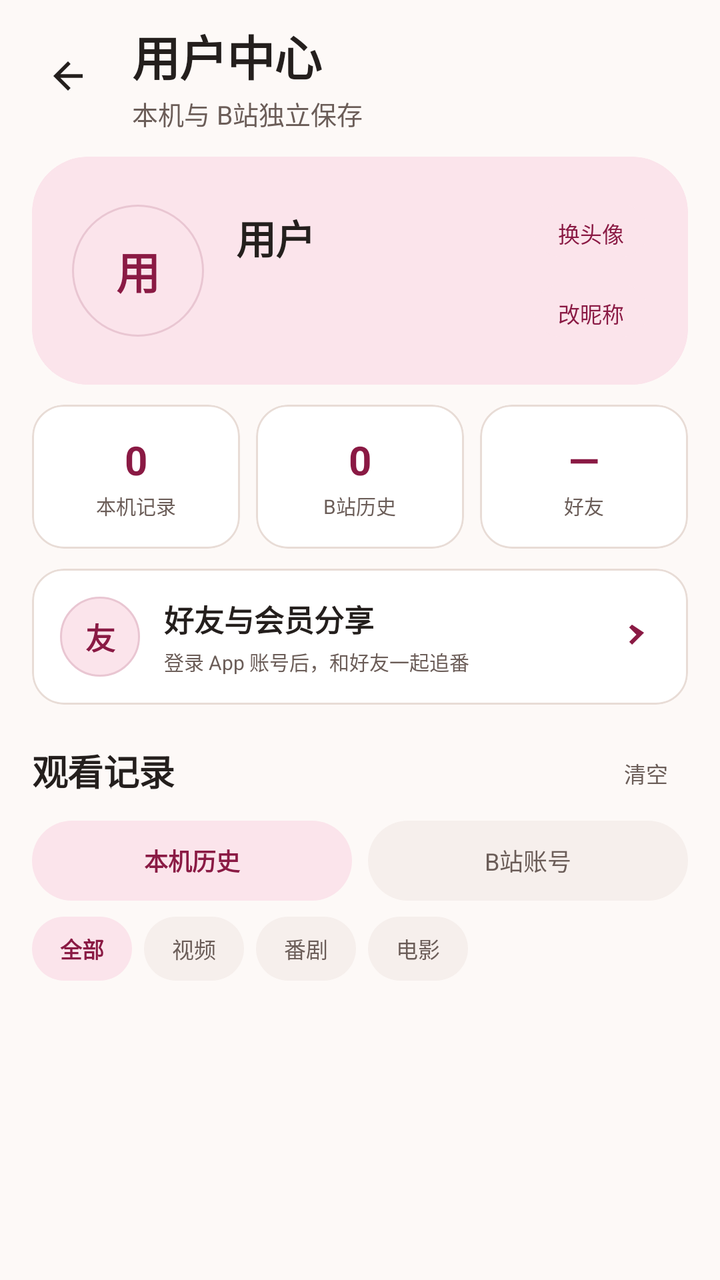
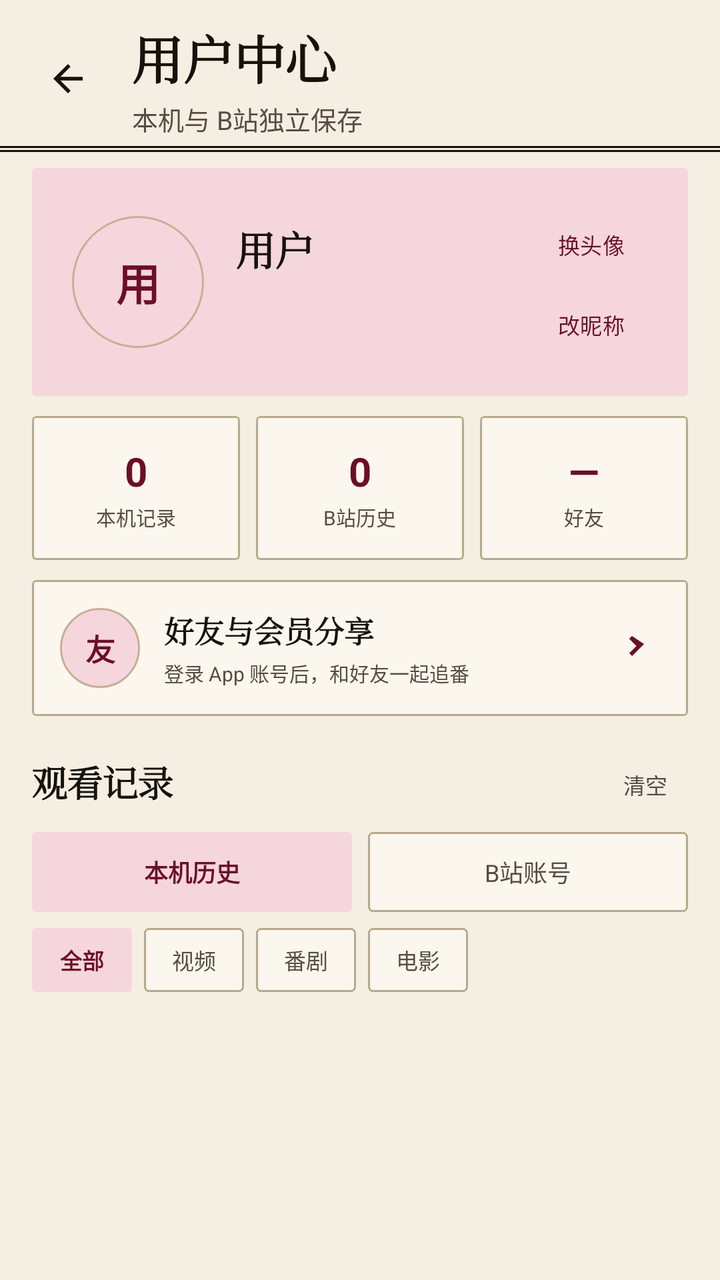

Two renders of the same Android screen: before a commit and after it. Below are the layout's source before the change and the commit's diff.
<!-- AndroidManifest.xml: application theme Theme.BiliDiy -->
<!-- res/layout/activity_user.xml -->
<?xml version="1.0" encoding="utf-8"?>
<LinearLayout xmlns:android="http://schemas.android.com/apk/res/android"
    xmlns:app="http://schemas.android.com/apk/res-auto"
    android:id="@+id/pageRoot"
    android:layout_width="match_parent"
    android:layout_height="match_parent"
    android:background="@color/bg"
    android:orientation="vertical">

    <LinearLayout
        android:layout_width="match_parent"
        android:layout_height="wrap_content"
        android:gravity="center_vertical"
        android:orientation="horizontal"
        android:paddingStart="10dp"
        android:paddingTop="10dp"
        android:paddingEnd="16dp"
        android:paddingBottom="4dp">

        <com.google.android.material.button.MaterialButton
            android:id="@+id/btnBack"
            style="@style/Widget.BiliDiy.IconButton.Ghost"
            android:layout_width="48dp"
            android:layout_height="48dp"
            android:contentDescription="返回"
            app:icon="@drawable/ic_arrow_back"
            app:iconSize="22dp" />

        <LinearLayout
            android:layout_width="0dp"
            android:layout_height="wrap_content"
            android:layout_marginStart="8dp"
            android:layout_weight="1"
            android:orientation="vertical">

            <TextView
                android:layout_width="wrap_content"
                android:layout_height="wrap_content"
                android:text="用户中心"
                android:textAppearance="@style/TextAppearance.BiliDiy.Headline" />

            <TextView
                android:layout_width="wrap_content"
                android:layout_height="wrap_content"
                android:layout_marginTop="2dp"
                android:text="本机与 B站独立保存"
                android:textAppearance="@style/TextAppearance.BiliDiy.BodySmall" />
        </LinearLayout>
    </LinearLayout>

    <LinearLayout
        android:id="@+id/content"
        android:layout_width="match_parent"
        android:layout_height="0dp"
        android:layout_weight="1"
        android:orientation="vertical"
        android:paddingStart="16dp"
        android:paddingTop="8dp"
        android:paddingEnd="16dp"
        android:paddingBottom="18dp">

        <com.google.android.material.card.MaterialCardView
            style="@style/Widget.BiliDiy.Card.Tonal"
            android:layout_width="match_parent"
            android:layout_height="wrap_content"
            app:cardCornerRadius="28dp">

            <LinearLayout
                android:layout_width="match_parent"
                android:layout_height="wrap_content"
                android:gravity="center_vertical"
                android:orientation="horizontal"
                android:padding="20dp">

                <FrameLayout
                    android:id="@+id/avatarBox"
                    android:layout_width="66dp"
                    android:layout_height="66dp">

                    <TextView
                        android:id="@+id/tvAvatar"
                        android:layout_width="match_parent"
                        android:layout_height="match_parent"
                        android:background="@drawable/bg_avatar_pink"
                        android:gravity="center"
                        android:text="用"
                        android:textColor="@color/pinkDeep"
                        android:textSize="22sp"
                        android:textStyle="bold" />

                    <ImageView
                        android:id="@+id/ivAvatar"
                        android:layout_width="match_parent"
                        android:layout_height="match_parent"
                        android:background="@drawable/bg_avatar_pink"
                        android:clipToOutline="true"
                        android:contentDescription="用户头像"
                        android:scaleType="centerCrop"
                        android:visibility="gone" />
                </FrameLayout>

                <LinearLayout
                    android:layout_width="0dp"
                    android:layout_height="wrap_content"
                    android:layout_marginStart="16dp"
                    android:layout_weight="1"
                    android:orientation="vertical">

                    <TextView
                        android:id="@+id/tvNickname"
                        android:layout_width="wrap_content"
                        android:layout_height="wrap_content"
                        android:text="用户"
                        android:textAppearance="@style/TextAppearance.BiliDiy.Headline"
                        android:textSize="20sp" />

                    <TextView
                        android:id="@+id/tvDevice"
                        android:layout_width="match_parent"
                        android:layout_height="wrap_content"
                        android:layout_marginTop="4dp"
                        android:ellipsize="middle"
                        android:maxLines="1"
                        android:textColor="@color/textSecondary"
                        android:textSize="10sp" />

                    <TextView
                        android:id="@+id/tvSync"
                        android:layout_width="wrap_content"
                        android:layout_height="wrap_content"
                        android:layout_marginTop="2dp"
                        android:textColor="@color/textSecondary"
                        android:textSize="10sp" />
                </LinearLayout>

                <LinearLayout
                    android:layout_width="wrap_content"
                    android:layout_height="wrap_content"
                    android:orientation="vertical">

                    <com.google.android.material.button.MaterialButton
                        android:id="@+id/btnAvatar"
                        style="@style/Widget.BiliDiy.Button.Tonal"
                        android:layout_width="wrap_content"
                        android:layout_height="34dp"
                        android:minWidth="0dp"
                        android:paddingStart="12dp"
                        android:paddingEnd="12dp"
                        android:text="换头像"
                        android:textSize="11sp" />

                    <com.google.android.material.button.MaterialButton
                        android:id="@+id/btnName"
                        style="@style/Widget.BiliDiy.Button.Tonal"
                        android:layout_width="wrap_content"
                        android:layout_height="34dp"
                        android:layout_marginTop="6dp"
                        android:minWidth="0dp"
                        android:paddingStart="12dp"
                        android:paddingEnd="12dp"
                        android:text="改昵称"
                        android:textSize="11sp" />
                </LinearLayout>
            </LinearLayout>
        </com.google.android.material.card.MaterialCardView>

        <LinearLayout
            android:layout_width="match_parent"
            android:layout_height="wrap_content"
            android:layout_marginTop="10dp"
            android:orientation="horizontal">

            <com.google.android.material.card.MaterialCardView
                style="@style/Widget.BiliDiy.Card"
                android:layout_width="0dp"
                android:layout_height="72dp"
                android:layout_weight="1"
                app:cardCornerRadius="16dp">

                <LinearLayout
                    android:layout_width="match_parent"
                    android:layout_height="match_parent"
                    android:gravity="center"
                    android:orientation="vertical">

                    <TextView
                        android:id="@+id/tvStatLocal"
                        android:layout_width="wrap_content"
                        android:layout_height="wrap_content"
                        android:text="0"
                        android:textColor="@color/pinkDeep"
                        android:textSize="20sp"
                        android:textStyle="bold" />

                    <TextView
                        android:layout_width="wrap_content"
                        android:layout_height="wrap_content"
                        android:layout_marginTop="2dp"
                        android:text="本机记录"
                        android:textColor="@color/textSecondary"
                        android:textSize="10sp" />
                </LinearLayout>
            </com.google.android.material.card.MaterialCardView>

            <com.google.android.material.card.MaterialCardView
                style="@style/Widget.BiliDiy.Card"
                android:layout_width="0dp"
                android:layout_height="72dp"
                android:layout_marginStart="8dp"
                android:layout_weight="1"
                app:cardCornerRadius="16dp">

                <LinearLayout
                    android:layout_width="match_parent"
                    android:layout_height="match_parent"
                    android:gravity="center"
                    android:orientation="vertical">

                    <TextView
                        android:id="@+id/tvStatBili"
                        android:layout_width="wrap_content"
                        android:layout_height="wrap_content"
                        android:text="0"
                        android:textColor="@color/pinkDeep"
                        android:textSize="20sp"
                        android:textStyle="bold" />

                    <TextView
                        android:layout_width="wrap_content"
                        android:layout_height="wrap_content"
                        android:layout_marginTop="2dp"
                        android:text="B站历史"
                        android:textColor="@color/textSecondary"
                        android:textSize="10sp" />
                </LinearLayout>
            </com.google.android.material.card.MaterialCardView>

            <com.google.android.material.card.MaterialCardView
                style="@style/Widget.BiliDiy.Card"
                android:layout_width="0dp"
                android:layout_height="72dp"
                android:layout_marginStart="8dp"
                android:layout_weight="1"
                app:cardCornerRadius="16dp">

                <LinearLayout
                    android:layout_width="match_parent"
                    android:layout_height="match_parent"
                    android:gravity="center"
                    android:orientation="vertical">

                    <TextView
                        android:id="@+id/tvStatFriend"
                        android:layout_width="wrap_content"
                        android:layout_height="wrap_content"
                        android:text="—"
                        android:textColor="@color/pinkDeep"
                        android:textSize="20sp"
                        android:textStyle="bold" />

                    <TextView
                        android:layout_width="wrap_content"
                        android:layout_height="wrap_content"
                        android:layout_marginTop="2dp"
                        android:text="好友"
                        android:textColor="@color/textSecondary"
                        android:textSize="10sp" />
                </LinearLayout>
            </com.google.android.material.card.MaterialCardView>
        </LinearLayout>

        <com.google.android.material.card.MaterialCardView
            android:id="@+id/tvSocialEntry"
            style="@style/Widget.BiliDiy.Card"
            android:layout_width="match_parent"
            android:layout_height="wrap_content"
            android:layout_marginTop="10dp"
            android:clickable="true"
            android:focusable="true"
            app:cardCornerRadius="16dp"
            app:rippleColor="@color/pinkLight">

            <LinearLayout
                android:layout_width="match_parent"
                android:layout_height="wrap_content"
                android:gravity="center_vertical"
                android:orientation="horizontal"
                android:padding="14dp">

                <TextView
                    android:layout_width="40dp"
                    android:layout_height="40dp"
                    android:background="@drawable/bg_avatar_pink"
                    android:gravity="center"
                    android:text="友"
                    android:textColor="@color/pinkDeep"
                    android:textSize="15sp"
                    android:textStyle="bold" />

                <LinearLayout
                    android:layout_width="0dp"
                    android:layout_height="wrap_content"
                    android:layout_marginStart="12dp"
                    android:layout_weight="1"
                    android:orientation="vertical">

                    <TextView
                        android:layout_width="wrap_content"
                        android:layout_height="wrap_content"
                        android:text="好友与会员分享"
                        android:textAppearance="@style/TextAppearance.BiliDiy.Title"
                        android:textSize="15sp" />

                    <TextView
                        android:id="@+id/tvSocialSub"
                        android:layout_width="match_parent"
                        android:layout_height="wrap_content"
                        android:layout_marginTop="3dp"
                        android:text="登录 App 账号后，和好友一起追番"
                        android:textColor="@color/textSecondary"
                        android:textSize="10sp" />
                </LinearLayout>

                <ImageView
                    android:layout_width="24dp"
                    android:layout_height="24dp"
                    android:contentDescription="@null"
                    android:src="@drawable/ic_chevron_right"
                    app:tint="@color/pinkDeep" />
            </LinearLayout>
        </com.google.android.material.card.MaterialCardView>

        <LinearLayout
            android:layout_width="match_parent"
            android:layout_height="wrap_content"
            android:layout_marginTop="16dp"
            android:gravity="center_vertical"
            android:orientation="horizontal">

            <TextView
                android:layout_width="wrap_content"
                android:layout_height="wrap_content"
                android:text="观看记录"
                android:textAppearance="@style/TextAppearance.BiliDiy.Headline"
                android:textSize="18sp" />

            <TextView
                android:id="@+id/tvCount"
                android:layout_width="0dp"
                android:layout_height="wrap_content"
                android:layout_marginStart="8dp"
                android:layout_weight="1"
                android:textColor="@color/textSecondary"
                android:textSize="10sp" />

            <com.google.android.material.button.MaterialButton
                android:id="@+id/btnClear"
                style="@style/Widget.BiliDiy.Button.Text"
                android:layout_width="wrap_content"
                android:layout_height="34dp"
                android:minWidth="0dp"
                android:paddingStart="10dp"
                android:paddingEnd="10dp"
                android:text="清空"
                android:textSize="11sp" />
        </LinearLayout>

        <LinearLayout
            android:layout_width="match_parent"
            android:layout_height="40dp"
            android:layout_marginTop="8dp"
            android:orientation="horizontal">

            <TextView
                android:id="@+id/btnSourceLocal"
                android:layout_width="0dp"
                android:layout_height="match_parent"
                android:layout_weight="1"
                android:background="@drawable/bg_chip_on"
                android:gravity="center"
                android:text="本机历史"
                android:textColor="@color/pinkDeep"
                android:textSize="12sp"
                android:textStyle="bold" />

            <TextView
                android:id="@+id/btnSourceBili"
                android:layout_width="0dp"
                android:layout_height="match_parent"
                android:layout_marginStart="8dp"
                android:layout_weight="1"
                android:background="@drawable/bg_chip"
                android:gravity="center"
                android:text="B站账号"
                android:textColor="@color/textSecondary"
                android:textSize="12sp" />
        </LinearLayout>

        <HorizontalScrollView
            android:layout_width="match_parent"
            android:layout_height="wrap_content"
            android:layout_marginTop="8dp"
            android:overScrollMode="never"
            android:scrollbars="none">

            <LinearLayout
                android:layout_width="wrap_content"
                android:layout_height="wrap_content"
                android:orientation="horizontal">

                <TextView
                    android:id="@+id/chipAll"
                    android:layout_width="wrap_content"
                    android:layout_height="32dp"
                    android:background="@drawable/bg_chip_on"
                    android:gravity="center"
                    android:paddingStart="14dp"
                    android:paddingEnd="14dp"
                    android:text="全部"
                    android:textColor="@color/pinkDeep"
                    android:textSize="11sp"
                    android:textStyle="bold" />

                <TextView
                    android:id="@+id/chipVideo"
                    android:layout_width="wrap_content"
                    android:layout_height="32dp"
                    android:layout_marginStart="6dp"
                    android:background="@drawable/bg_chip"
                    android:gravity="center"
                    android:paddingStart="14dp"
                    android:paddingEnd="14dp"
                    android:text="视频"
                    android:textColor="@color/textSecondary"
                    android:textSize="11sp" />

                <TextView
                    android:id="@+id/chipAnime"
                    android:layout_width="wrap_content"
                    android:layout_height="32dp"
                    android:layout_marginStart="6dp"
                    android:background="@drawable/bg_chip"
                    android:gravity="center"
                    android:paddingStart="14dp"
                    android:paddingEnd="14dp"
                    android:text="番剧"
                    android:textColor="@color/textSecondary"
                    android:textSize="11sp" />

                <TextView
                    android:id="@+id/chipMovie"
                    android:layout_width="wrap_content"
                    android:layout_height="32dp"
                    android:layout_marginStart="6dp"
                    android:background="@drawable/bg_chip"
                    android:gravity="center"
                    android:paddingStart="14dp"
                    android:paddingEnd="14dp"
                    android:text="电影"
                    android:textColor="@color/textSecondary"
                    android:textSize="11sp" />
            </LinearLayout>
        </HorizontalScrollView>

        <FrameLayout
            android:layout_width="match_parent"
            android:layout_height="0dp"
            android:layout_marginTop="10dp"
            android:layout_weight="1">

            <androidx.recyclerview.widget.RecyclerView
                android:id="@+id/rvHistory"
                android:layout_width="match_parent"
                android:layout_height="match_parent"
                android:clipToPadding="false"
                android:overScrollMode="never"
                android:paddingBottom="8dp" />

            <TextView
                android:id="@+id/tvEmpty"
                android:layout_width="match_parent"
                android:layout_height="match_parent"
                android:gravity="center"
                android:lineSpacingExtra="5dp"
                android:paddingStart="24dp"
                android:paddingEnd="24dp"
                android:text="还没有播放记录\n随便看一个视频就会出现在这里"
                android:textColor="@color/textSecondary"
                android:textSize="12sp"
                android:visibility="gone" />
        </FrameLayout>
    </LinearLayout>
</LinearLayout>
<!-- resources referenced by this layout -->
<resources>
  <color name="bg">#FDF9F7</color>
  <color name="pinkDeep">@color/onPrimaryContainer</color>
  <color name="pinkLight">@color/primaryContainer</color>
  <color name="textSecondary">#6B5D58</color>
  <!-- drawable bg_chip (drawable) -->
  <?xml version="1.0" encoding="utf-8"?>
  <shape xmlns:android="http://schemas.android.com/apk/res/android" android:shape="rectangle">
      <solid android:color="@color/surfaceContainer" />
      <corners android:radius="999dp" />
  </shape>
  <!-- drawable bg_chip_on (drawable) -->
  <?xml version="1.0" encoding="utf-8"?>
  <shape xmlns:android="http://schemas.android.com/apk/res/android" android:shape="rectangle">
      <solid android:color="@color/primaryContainer" />
      <corners android:radius="999dp" />
  </shape>
  <style name="TextAppearance.BiliDiy.BodySmall">
          <item name="android:textSize">13sp</item>
          <item name="android:textColor">@color/textSecondary</item>
          <item name="android:lineSpacingMultiplier">1.15</item>
      </style>
  <style name="TextAppearance.BiliDiy.Headline">
          <item name="android:textSize">24sp</item>
          <item name="android:textStyle">bold</item>
          <item name="android:textColor">@color/textMain</item>
          <item name="android:letterSpacing">-0.01</item>
          <item name="android:lineSpacingMultiplier">1.1</item>
          <item name="android:includeFontPadding">false</item>
      </style>
  <style name="TextAppearance.BiliDiy.Title">
          <item name="android:textSize">17sp</item>
          <item name="android:textStyle">bold</item>
          <item name="android:textColor">@color/textMain</item>
          <item name="android:includeFontPadding">false</item>
      </style>
  <style name="Widget.BiliDiy.Card">
          <item name="cardBackgroundColor">@color/surface</item>
          <item name="cardCornerRadius">@dimen/radius_md</item>
          <item name="cardElevation">0dp</item>
          <item name="strokeWidth">@dimen/card_stroke</item>
          <item name="strokeColor">@color/line</item>
      </style>
  <style name="Widget.BiliDiy.Card.Tonal">
          <item name="cardBackgroundColor">@color/primaryContainer</item>
          <item name="strokeColor">@color/primaryContainer</item>
      </style>
  <style name="Widget.BiliDiy.IconButton.Ghost">
          <item name="backgroundTint">@android:color/transparent</item>
          <item name="iconTint">@color/textMain</item>
      </style>
  <color name="onPrimaryContainer">#8A1A44</color>
  <color name="primaryContainer">#FBE4EB</color>
  <color name="pinkBorder">#E9C6D2</color>
  <color name="surfaceContainer">#F6EFEC</color>
  <color name="textMain">#241F1D</color>
  <color name="surface">#FFFFFF</color>
  <dimen name="radius_md">16dp</dimen>
  <dimen name="card_stroke">1dp</dimen>
  <color name="line">#E8DCD6</color>
  <color name="primary">#C0265C</color>
  <color name="onPrimary">#FFFFFF</color>
  <color name="peach">#8A6A12</color>
  <color name="ok">#2E7D48</color>
  <color name="surfaceContainerHigh">#EFE5E1</color>
  <color name="bad">#C0392B</color>
  <!-- unchanged entries left out for length: 6 -->
</resources>

<!-- the commit's change to res/layout/activity_user.xml (unified diff, before → after) -->
@@ -48,7 +48,11 @@
         </LinearLayout>
     </LinearLayout>
 
-    <LinearLayout
+        <View
+        android:layout_width="match_parent"
+        android:layout_height="3dp"
+        android:background="@drawable/bg_rule_double" />
+<LinearLayout
         android:id="@+id/content"
         android:layout_width="match_parent"
         android:layout_height="0dp"
@@ -63,7 +67,7 @@
             style="@style/Widget.BiliDiy.Card.Tonal"
             android:layout_width="match_parent"
             android:layout_height="wrap_content"
-            app:cardCornerRadius="28dp">
+            app:cardCornerRadius="2dp">
 
             <LinearLayout
                 android:layout_width="match_parent"
@@ -175,7 +179,7 @@
                 android:layout_width="0dp"
                 android:layout_height="72dp"
                 android:layout_weight="1"
-                app:cardCornerRadius="16dp">
+                app:cardCornerRadius="2dp">
 
                 <LinearLayout
                     android:layout_width="match_parent"
@@ -208,7 +212,7 @@
                 android:layout_height="72dp"
                 android:layout_marginStart="8dp"
                 android:layout_weight="1"
-                app:cardCornerRadius="16dp">
+                app:cardCornerRadius="2dp">
 
                 <LinearLayout
                     android:layout_width="match_parent"
@@ -241,7 +245,7 @@
                 android:layout_height="72dp"
                 android:layout_marginStart="8dp"
                 android:layout_weight="1"
-                app:cardCornerRadius="16dp">
+                app:cardCornerRadius="2dp">
 
                 <LinearLayout
                     android:layout_width="match_parent"
@@ -277,7 +281,7 @@
             android:layout_marginTop="10dp"
             android:clickable="true"
             android:focusable="true"
-            app:cardCornerRadius="16dp"
+            app:cardCornerRadius="2dp"
             app:rippleColor="@color/pinkLight">
 
             <LinearLayout
<!-- resource entries referenced after the edit -->
@@ -1,35 +1,55 @@
 <!-- resources referenced by this layout -->
 <resources>
-  <color name="bg">#FDF9F7</color>
+  <color name="bg">#F5EFE3</color>
   <color name="pinkDeep">@color/onPrimaryContainer</color>
   <color name="pinkLight">@color/primaryContainer</color>
-  <color name="textSecondary">#6B5D58</color>
+  <color name="textSecondary">#574C3F</color>
   <!-- drawable bg_chip (drawable) -->
   <?xml version="1.0" encoding="utf-8"?>
   <shape xmlns:android="http://schemas.android.com/apk/res/android" android:shape="rectangle">
-      <solid android:color="@color/surfaceContainer" />
-      <corners android:radius="999dp" />
+      <solid android:color="@color/surface" />
+      <stroke android:width="1dp" android:color="@color/line" />
+      <corners android:radius="2dp" />
   </shape>
   <!-- drawable bg_chip_on (drawable) -->
   <?xml version="1.0" encoding="utf-8"?>
   <shape xmlns:android="http://schemas.android.com/apk/res/android" android:shape="rectangle">
       <solid android:color="@color/primaryContainer" />
-      <corners android:radius="999dp" />
+      <corners android:radius="2dp" />
   </shape>
+  <!-- drawable bg_rule_double (drawable) -->
+  <?xml version="1.0" encoding="utf-8"?>
+  <layer-list xmlns:android="http://schemas.android.com/apk/res/android">
+      <item android:gravity="top">
+          <shape android:shape="rectangle">
+              <size android:height="1dp" />
+              <solid android:color="@color/textMain" />
+          </shape>
+      </item>
+      <item android:gravity="bottom">
+          <shape android:shape="rectangle">
+              <size android:height="1dp" />
+              <solid android:color="@color/textMain" />
+          </shape>
+      </item>
+  </layer-list>
   <style name="TextAppearance.BiliDiy.BodySmall">
+          <item name="android:fontFamily">sans-serif</item>
           <item name="android:textSize">13sp</item>
           <item name="android:textColor">@color/textSecondary</item>
-          <item name="android:lineSpacingMultiplier">1.15</item>
+          <item name="android:lineSpacingMultiplier">1.2</item>
       </style>
   <style name="TextAppearance.BiliDiy.Headline">
-          <item name="android:textSize">24sp</item>
+          <item name="android:fontFamily">serif</item>
+          <item name="android:textSize">26sp</item>
           <item name="android:textStyle">bold</item>
           <item name="android:textColor">@color/textMain</item>
-          <item name="android:letterSpacing">-0.01</item>
+          <item name="android:letterSpacing">-0.02</item>
           <item name="android:lineSpacingMultiplier">1.1</item>
           <item name="android:includeFontPadding">false</item>
       </style>
   <style name="TextAppearance.BiliDiy.Title">
+          <item name="android:fontFamily">serif</item>
           <item name="android:textSize">17sp</item>
           <item name="android:textStyle">bold</item>
           <item name="android:textColor">@color/textMain</item>
@@ -37,7 +57,7 @@
       </style>
   <style name="Widget.BiliDiy.Card">
           <item name="cardBackgroundColor">@color/surface</item>
-          <item name="cardCornerRadius">@dimen/radius_md</item>
+          <item name="cardCornerRadius">2dp</item>
           <item name="cardElevation">0dp</item>
           <item name="strokeWidth">@dimen/card_stroke</item>
           <item name="strokeColor">@color/line</item>
@@ -50,21 +70,20 @@
           <item name="backgroundTint">@android:color/transparent</item>
           <item name="iconTint">@color/textMain</item>
       </style>
-  <color name="onPrimaryContainer">#8A1A44</color>
-  <color name="primaryContainer">#FBE4EB</color>
-  <color name="pinkBorder">#E9C6D2</color>
-  <color name="surfaceContainer">#F6EFEC</color>
-  <color name="textMain">#241F1D</color>
-  <color name="surface">#FFFFFF</color>
-  <dimen name="radius_md">16dp</dimen>
+  <color name="onPrimaryContainer">#6B0F27</color>
+  <color name="primaryContainer">#F5D6DD</color>
+  <color name="pinkBorder">#C9AE94</color>
+  <color name="surfaceContainer">#E8DECD</color>
+  <color name="textMain">#17120D</color>
+  <color name="surface">#FCF7EE</color>
   <dimen name="card_stroke">1dp</dimen>
-  <color name="line">#E8DCD6</color>
-  <color name="primary">#C0265C</color>
-  <color name="onPrimary">#FFFFFF</color>
-  <color name="peach">#8A6A12</color>
-  <color name="ok">#2E7D48</color>
-  <color name="surfaceContainerHigh">#EFE5E1</color>
-  <color name="bad">#C0392B</color>
+  <color name="line">#B9A88F</color>
+  <color name="primary">#9C1B3B</color>
+  <color name="onPrimary">#FFF8EE</color>
+  <color name="peach">#8A5A00</color>
+  <color name="ok">#2E6B49</color>
+  <color name="surfaceContainerHigh">#DCD0BC</color>
+  <color name="bad">#A2261D</color>
   <!-- unchanged entries left out for length: 6 -->
 </resources>
 
